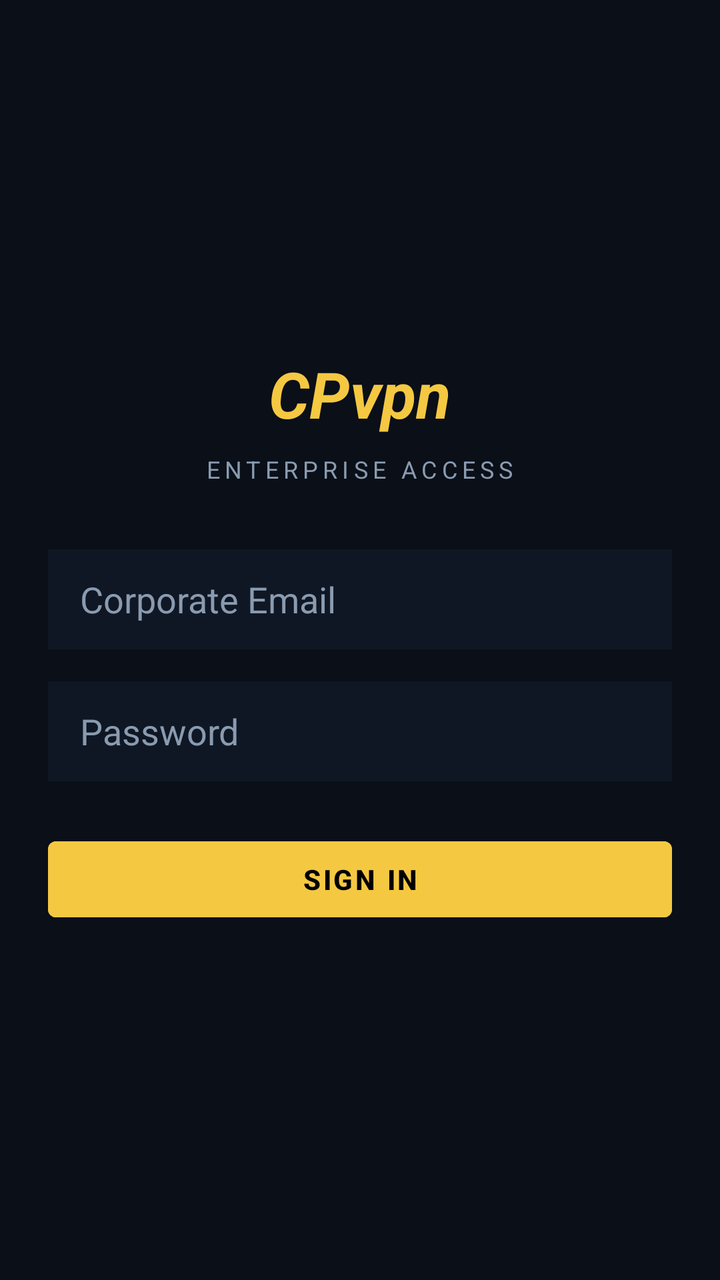
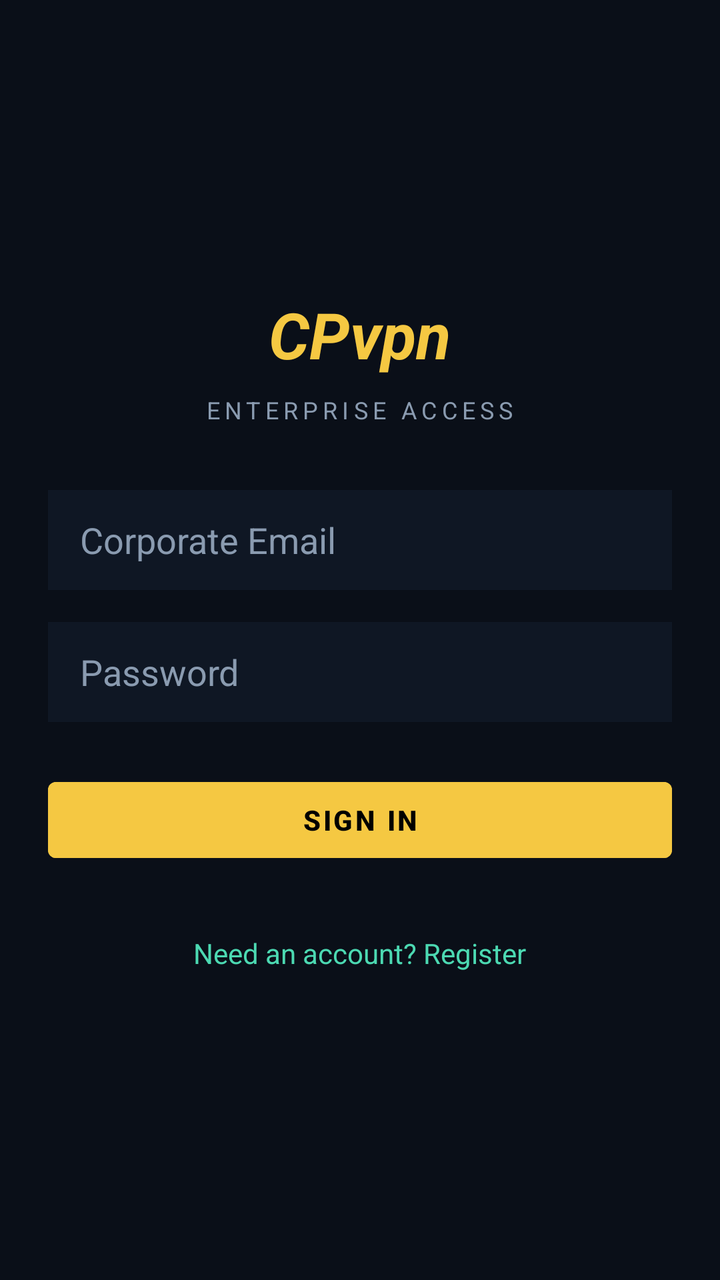

Compare the two renders of this Android layout. The source of the first and the diff that turns it into the second are given below.
<!-- AndroidManifest.xml: activity theme Theme.MaterialComponents.DayNight.NoActionBar -->
<!-- res/layout/activity_login.xml -->
<?xml version="1.0" encoding="utf-8"?>
<LinearLayout xmlns:android="http://schemas.android.com/apk/res/android"
    android:layout_width="match_parent"
    android:layout_height="match_parent"
    android:background="#0a0f18"
    android:gravity="center"
    android:orientation="vertical"
    android:padding="24dp">

    <TextView
        android:layout_width="wrap_content"
        android:layout_height="wrap_content"
        android:text="CPvpn"
        android:textColor="#f5c842"
        android:textSize="32sp"
        android:textStyle="bold|italic"
        android:layout_marginBottom="8dp" />

    <TextView
        android:layout_width="wrap_content"
        android:layout_height="wrap_content"
        android:text="ENTERPRISE ACCESS"
        android:textColor="#8a9bb0"
        android:textSize="12sp"
        android:letterSpacing="0.2"
        android:layout_marginBottom="32dp" />

    <EditText
        android:id="@+id/editEmail"
        android:layout_width="match_parent"
        android:layout_height="50dp"
        android:background="#0f1724"
        android:hint="Corporate Email"
        android:inputType="textEmailAddress"
        android:paddingStart="16dp"
        android:paddingEnd="16dp"
        android:textColor="#e8edf5"
        android:textColorHint="#8a9bb0"
        android:layout_marginBottom="16dp" />

    <EditText
        android:id="@+id/editPassword"
        android:layout_width="match_parent"
        android:layout_height="50dp"
        android:background="#0f1724"
        android:hint="Password"
        android:inputType="textPassword"
        android:paddingStart="16dp"
        android:paddingEnd="16dp"
        android:textColor="#e8edf5"
        android:textColorHint="#8a9bb0"
        android:layout_marginBottom="24dp" />

    <ProgressBar
        android:id="@+id/progressBar"
        android:layout_width="wrap_content"
        android:layout_height="wrap_content"
        android:layout_marginBottom="16dp"
        android:indeterminateTint="#f5c842"
        android:visibility="gone" />

    <TextView
        android:id="@+id/txtError"
        android:layout_width="match_parent"
        android:layout_height="wrap_content"
        android:textColor="#ff6b6b"
        android:textSize="12sp"
        android:gravity="center"
        android:layout_marginBottom="16dp"
        android:visibility="gone" />

    <com.google.android.material.button.MaterialButton
        android:id="@+id/btnLogin"
        android:layout_width="match_parent"
        android:layout_height="50dp"
        android:backgroundTint="#f5c842"
        android:text="SIGN IN"
        android:textColor="#000000"
        android:textStyle="bold" />

</LinearLayout>
<!-- resources referenced by this layout -->
<resources>

</resources>

<!-- the commit's change to res/layout/activity_login.xml (unified diff, before → after) -->
@@ -78,4 +78,14 @@
         android:textColor="#000000"
         android:textStyle="bold" />
 
+    <TextView
+        android:id="@+id/btnToggleMode"
+        android:layout_width="wrap_content"
+        android:layout_height="wrap_content"
+        android:layout_marginTop="24dp"
+        android:padding="8dp"
+        android:text="Need an account? Register"
+        android:textColor="#4cd9b2"
+        android:textSize="14sp" />
+
 </LinearLayout>
